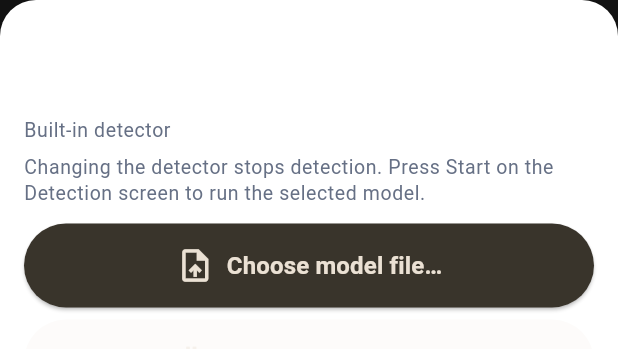
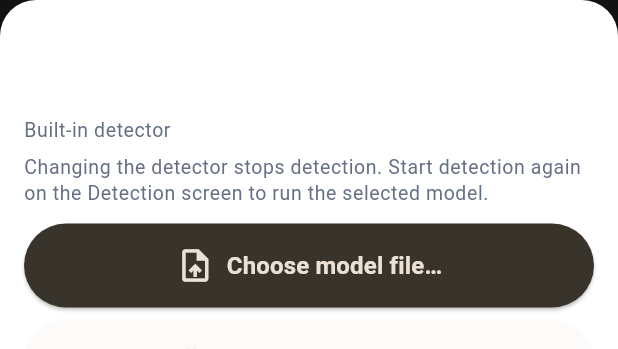
Before and after one commit to nmarcusg/eyecue_flutter, a Flutter app: the _DetectorModelCard widget shown alone on an empty page, opened directly with empty values, on a phone screen of 412 x 824 dp. Shown: the top 349 px of the screen. Run offline on Flutter 3.47's test engine with Material 3 defaults, Android fonts, the phone set to English and light mode, and no system bars; our stand-ins replace camera, fl_chart, flutter_tts, google_fonts, permission_handler, plugin_platform_interface and 2 more; missing offline and left inert: marionette_flutter; accounts and stored records are empty; statements that could not run were skipped; project files that could hold a hidden picture were left out.

Commit message:
fix(copy): correct stale Start guidance in Settings

```diff
--- a/lib/screens/settings_screen.dart
+++ b/lib/screens/settings_screen.dart
@@ -727,8 +727,8 @@ class _DetectorModelCardState extends State<_DetectorModelCard> {
                 0,
               ),
               child: Text(
-                'Changing the detector stops detection. Press Start on the '
-                'Detection screen to run the selected model.',
+                'Changing the detector stops detection. Start detection again '
+                'on the Detection screen to run the selected model.',
                 style: caption,
               ),
             ),
```
